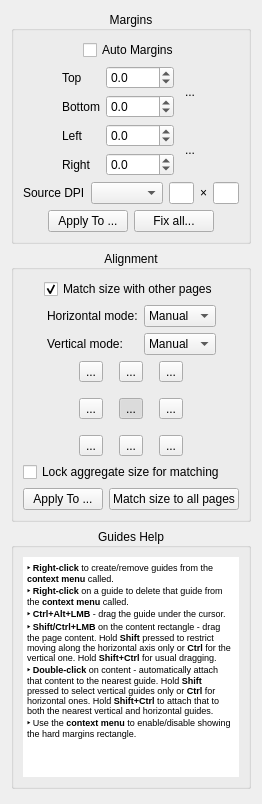
Before: the Qt Designer form src/core/filters/page_layout/OptionsWidget.ui in karnigen/scantailor-advanced, drawn with Qt 5.
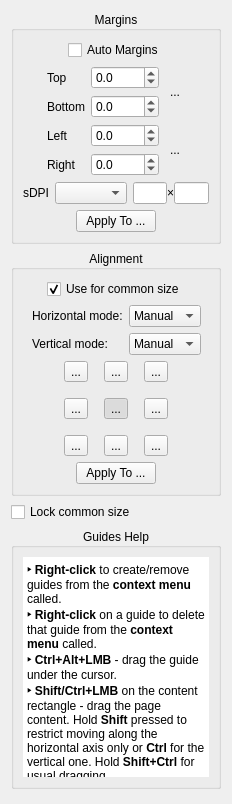
After: the same form once the commit is applied. Icons and pictures are not drawn. Custom widgets are drawn as their Qt base class.

Commit message: Batch performance, page layout and project path improvements (#18)

What changed in the file:
```diff
--- a/src/core/filters/page_layout/OptionsWidget.ui
+++ b/src/core/filters/page_layout/OptionsWidget.ui
@@ -299,10 +299,26 @@
       </item>
       <item>
        <layout class="QHBoxLayout" name="sourceDpiLayout">
+        <item>
+         <spacer name="sourceDpiLeftSpacer">
+          <property name="orientation">
+           <enum>Qt::Horizontal</enum>
+          </property>
+          <property name="sizeType">
+           <enum>QSizePolicy::Expanding</enum>
+          </property>
+          <property name="sizeHint" stdset="0">
+           <size>
+            <width>1</width>
+            <height>1</height>
+           </size>
+          </property>
+         </spacer>
+        </item>
         <item>
          <widget class="QLabel" name="sourceDpiLabel">
           <property name="text">
-           <string>Source DPI</string>
+           <string>sDPI</string>
           </property>
          </widget>
         </item>
@@ -313,6 +329,11 @@
           </property>
          </widget>
         </item>
+        <item>
+         <layout class="QHBoxLayout" name="sourceDpiValuesLayout">
+          <property name="spacing">
+           <number>0</number>
+          </property>
         <item>
          <widget class="QLineEdit" name="sourceXDpi">
           <property name="maximumSize">
@@ -349,6 +370,24 @@
        </layout>
       </item>
       <item>
+         <spacer name="sourceDpiRightSpacer">
+          <property name="orientation">
+           <enum>Qt::Horizontal</enum>
+          </property>
+          <property name="sizeType">
+           <enum>QSizePolicy::Expanding</enum>
+          </property>
+          <property name="sizeHint" stdset="0">
+           <size>
+            <width>1</width>
+            <height>1</height>
+           </size>
+          </property>
+         </spacer>
+        </item>
+       </layout>
+      </item>
+      <item>
        <layout class="QHBoxLayout" name="horizontalLayout_5">
         <item>
          <spacer name="horizontalSpacer_9">
@@ -373,16 +412,6 @@
           </property>
          </widget>
         </item>
-        <item>
-         <widget class="QPushButton" name="fixDpiBtn">
-          <property name="text">
-           <string>Fix all...</string>
-          </property>
-          <property name="toolTip">
-           <string>Review and correct resolution settings for project pages.</string>
-          </property>
-         </widget>
-        </item>
         <item>
          <spacer name="horizontalSpacer_10">
           <property name="orientation">
@@ -434,7 +463,7 @@
         <item>
          <widget class="QCheckBox" name="alignWithOthersCB">
           <property name="text">
-           <string>Match size with other pages</string>
+           <string>Use for common size</string>
           </property>
           <property name="checked">
            <bool>true</bool>
@@ -831,16 +860,6 @@
         </item>
        </layout>
       </item>
-      <item>
-       <widget class="QCheckBox" name="freezeAggregateHardSizeCb">
-        <property name="toolTip">
-         <string>Keep the aggregate page size used for matching fixed while you switch pages, so the reference dimensions do not jump.</string>
-        </property>
-        <property name="text">
-         <string>Lock aggregate size for matching</string>
-        </property>
-       </widget>
-      </item>
       <item>
        <layout class="QHBoxLayout" name="horizontalLayout_6">
         <item>
@@ -866,16 +885,6 @@
           </property>
          </widget>
         </item>
-        <item>
-         <widget class="QPushButton" name="matchSizeToAllBtn">
-          <property name="text">
-           <string>Match size to all pages</string>
-          </property>
-          <property name="toolTip">
-           <string>Apply &quot;Match size with other pages&quot; to every page so they all share the same output size.</string>
-          </property>
-         </widget>
-        </item>
         <item>
          <spacer name="horizontalSpacer_12">
           <property name="orientation">
@@ -894,6 +903,16 @@
      </layout>
     </widget>
    </item>
+   <item>
+    <widget class="QCheckBox" name="freezeAggregateHardSizeCb">
+     <property name="toolTip">
+      <string>Keep the current common size fixed until unchecked.</string>
+     </property>
+     <property name="text">
+      <string>Lock common size</string>
+     </property>
+    </widget>
+   </item>
    <item>
     <widget class="CollapsibleGroupBox" name="groupBox">
      <property name="sizePolicy">
@@ -975,13 +994,13 @@
          <string>&lt;!DOCTYPE HTML PUBLIC &quot;-//W3C//DTD HTML 4.0//EN&quot; &quot;http://www.w3.org/TR/REC-html40/strict.dtd&quot;&gt;
 &lt;html&gt;&lt;head&gt;&lt;meta name=&quot;qrichtext&quot; content=&quot;1&quot; /&gt;&lt;style type=&quot;text/css&quot;&gt;
 p, li { white-space: pre-wrap; }
-&lt;/style&gt;&lt;/head&gt;&lt;body style=&quot; font-family:'MS Shell Dlg 2'; font-size:8.25pt; font-weight:400; font-style:normal;&quot;&gt;
-&lt;p style=&quot; margin-top:0px; margin-bottom:0px; margin-left:0px; margin-right:0px; -qt-block-indent:0; text-indent:0px;&quot;&gt;&lt;span style=&quot; font-size:7pt; font-weight:600;&quot;&gt;‣ Right-click&lt;/span&gt;&lt;span style=&quot; font-size:7pt;&quot;&gt; to create/remove guides from the &lt;/span&gt;&lt;span style=&quot; font-size:7pt; font-weight:600;&quot;&gt;context menu&lt;/span&gt;&lt;span style=&quot; font-size:7pt;&quot;&gt; called.&lt;/span&gt;&lt;/p&gt;
-&lt;p style=&quot; margin-top:0px; margin-bottom:0px; margin-left:0px; margin-right:0px; -qt-block-indent:0; text-indent:0px;&quot;&gt;&lt;span style=&quot; font-size:7pt; font-weight:600;&quot;&gt;‣ Right-click&lt;/span&gt;&lt;span style=&quot; font-size:7pt;&quot;&gt; on a guide to delete that guide from the &lt;/span&gt;&lt;span style=&quot; font-size:7pt; font-weight:600;&quot;&gt;context menu&lt;/span&gt;&lt;span style=&quot; font-size:7pt;&quot;&gt; called.&lt;/span&gt;&lt;/p&gt;
-&lt;p style=&quot; margin-top:0px; margin-bottom:0px; margin-left:0px; margin-right:0px; -qt-block-indent:0; text-indent:0px;&quot;&gt;&lt;span style=&quot; font-size:7pt; font-weight:600;&quot;&gt;‣ Ctrl+Alt+LMB&lt;/span&gt;&lt;span style=&quot; font-size:7pt;&quot;&gt; - drag the guide under the cursor.&lt;/span&gt;&lt;/p&gt;
-&lt;p style=&quot; margin-top:0px; margin-bottom:0px; margin-left:0px; margin-right:0px; -qt-block-indent:0; text-indent:0px;&quot;&gt;&lt;span style=&quot; font-size:7pt; font-weight:600;&quot;&gt;‣ Shift/Ctrl+LMB&lt;/span&gt;&lt;span style=&quot; font-size:7pt;&quot;&gt; on the content rectangle - drag the page content. Hold &lt;/span&gt;&lt;span style=&quot; font-size:7pt; font-weight:600;&quot;&gt;Shift&lt;/span&gt;&lt;span style=&quot; font-size:7pt;&quot;&gt; pressed to restrict moving along the horizontal axis only or &lt;/span&gt;&lt;span style=&quot; font-size:7pt; font-weight:600;&quot;&gt;Ctrl&lt;/span&gt;&lt;span style=&quot; font-size:7pt;&quot;&gt; for the vertical one. Hold &lt;/span&gt;&lt;span style=&quot; font-size:7pt; font-weight:600;&quot;&gt;Shift+Ctrl&lt;/span&gt;&lt;span style=&quot; font-size:7pt;&quot;&gt; for usual dragging.&lt;/span&gt;&lt;/p&gt;
-&lt;p style=&quot; margin-top:0px; margin-bottom:0px; margin-left:0px; margin-right:0px; -qt-block-indent:0; text-indent:0px;&quot;&gt;&lt;span style=&quot; font-size:7pt; font-weight:600;&quot;&gt;‣ Double-click&lt;/span&gt;&lt;span style=&quot; font-size:7pt;&quot;&gt; on content - automatically attach that content to the nearest guide. Hold &lt;/span&gt;&lt;span style=&quot; font-size:7pt; font-weight:600;&quot;&gt;Shift&lt;/span&gt;&lt;span style=&quot; font-size:7pt;&quot;&gt; pressed to select vertical guides only or &lt;/span&gt;&lt;span style=&quot; font-size:7pt; font-weight:600;&quot;&gt;Ctrl&lt;/span&gt;&lt;span style=&quot; font-size:7pt;&quot;&gt; for horizontal ones. Hold &lt;/span&gt;&lt;span style=&quot; font-size:7pt; font-weight:600;&quot;&gt;Shift+Ctrl&lt;/span&gt;&lt;span style=&quot; font-size:7pt;&quot;&gt; to attach that to both the nearest vertical and horizontal guides.&lt;/span&gt;&lt;/p&gt;
-&lt;p style=&quot; margin-top:0px; margin-bottom:0px; margin-left:0px; margin-right:0px; -qt-block-indent:0; text-indent:0px;&quot;&gt;&lt;span style=&quot; font-size:7pt; font-weight:600;&quot;&gt;‣&lt;/span&gt;&lt;span style=&quot; font-size:7pt;&quot;&gt; Use the &lt;/span&gt;&lt;span style=&quot; font-size:7pt; font-weight:600;&quot;&gt;context menu&lt;/span&gt;&lt;span style=&quot; font-size:7pt;&quot;&gt; to enable/disable showing the hard margins rectangle.&lt;/span&gt;&lt;/p&gt;&lt;/body&gt;&lt;/html&gt;</string>
+&lt;/style&gt;&lt;/head&gt;&lt;body style=&quot; font-family:'MS Shell Dlg 2'; font-weight:400; font-style:normal;&quot;&gt;
+&lt;p style=&quot; margin-top:0px; margin-bottom:0px; margin-left:0px; margin-right:0px; -qt-block-indent:0; text-indent:0px;&quot;&gt;&lt;span style=&quot;  font-weight:600;&quot;&gt;‣ Right-click&lt;/span&gt;&lt;span style=&quot; &quot;&gt; to create/remove guides from the &lt;/span&gt;&lt;span style=&quot;  font-weight:600;&quot;&gt;context menu&lt;/span&gt;&lt;span style=&quot; &quot;&gt; called.&lt;/span&gt;&lt;/p&gt;
+&lt;p style=&quot; margin-top:0px; margin-bottom:0px; margin-left:0px; margin-right:0px; -qt-block-indent:0; text-indent:0px;&quot;&gt;&lt;span style=&quot;  font-weight:600;&quot;&gt;‣ Right-click&lt;/span&gt;&lt;span style=&quot; &quot;&gt; on a guide to delete that guide from the &lt;/span&gt;&lt;span style=&quot;  font-weight:600;&quot;&gt;context menu&lt;/span&gt;&lt;span style=&quot; &quot;&gt; called.&lt;/span&gt;&lt;/p&gt;
+&lt;p style=&quot; margin-top:0px; margin-bottom:0px; margin-left:0px; margin-right:0px; -qt-block-indent:0; text-indent:0px;&quot;&gt;&lt;span style=&quot;  font-weight:600;&quot;&gt;‣ Ctrl+Alt+LMB&lt;/span&gt;&lt;span style=&quot; &quot;&gt; - drag the guide under the cursor.&lt;/span&gt;&lt;/p&gt;
+&lt;p style=&quot; margin-top:0px; margin-bottom:0px; margin-left:0px; margin-right:0px; -qt-block-indent:0; text-indent:0px;&quot;&gt;&lt;span style=&quot;  font-weight:600;&quot;&gt;‣ Shift/Ctrl+LMB&lt;/span&gt;&lt;span style=&quot; &quot;&gt; on the content rectangle - drag the page content. Hold &lt;/span&gt;&lt;span style=&quot;  font-weight:600;&quot;&gt;Shift&lt;/span&gt;&lt;span style=&quot; &quot;&gt; pressed to restrict moving along the horizontal axis only or &lt;/span&gt;&lt;span style=&quot;  font-weight:600;&quot;&gt;Ctrl&lt;/span&gt;&lt;span style=&quot; &quot;&gt; for the vertical one. Hold &lt;/span&gt;&lt;span style=&quot;  font-weight:600;&quot;&gt;Shift+Ctrl&lt;/span&gt;&lt;span style=&quot; &quot;&gt; for usual dragging.&lt;/span&gt;&lt;/p&gt;
+&lt;p style=&quot; margin-top:0px; margin-bottom:0px; margin-left:0px; margin-right:0px; -qt-block-indent:0; text-indent:0px;&quot;&gt;&lt;span style=&quot;  font-weight:600;&quot;&gt;‣ Double-click&lt;/span&gt;&lt;span style=&quot; &quot;&gt; on content - automatically attach that content to the nearest guide. Hold &lt;/span&gt;&lt;span style=&quot;  font-weight:600;&quot;&gt;Shift&lt;/span&gt;&lt;span style=&quot; &quot;&gt; pressed to select vertical guides only or &lt;/span&gt;&lt;span style=&quot;  font-weight:600;&quot;&gt;Ctrl&lt;/span&gt;&lt;span style=&quot; &quot;&gt; for horizontal ones. Hold &lt;/span&gt;&lt;span style=&quot;  font-weight:600;&quot;&gt;Shift+Ctrl&lt;/span&gt;&lt;span style=&quot; &quot;&gt; to attach that to both the nearest vertical and horizontal guides.&lt;/span&gt;&lt;/p&gt;
+&lt;p style=&quot; margin-top:0px; margin-bottom:0px; margin-left:0px; margin-right:0px; -qt-block-indent:0; text-indent:0px;&quot;&gt;&lt;span style=&quot;  font-weight:600;&quot;&gt;‣&lt;/span&gt;&lt;span style=&quot; &quot;&gt; Use the &lt;/span&gt;&lt;span style=&quot;  font-weight:600;&quot;&gt;context menu&lt;/span&gt;&lt;span style=&quot; &quot;&gt; to enable/disable showing the hard margins rectangle.&lt;/span&gt;&lt;/p&gt;&lt;/body&gt;&lt;/html&gt;</string>
         </property>
         <property name="textInteractionFlags">
          <set>Qt::TextSelectableByKeyboard|Qt::TextSelectableByMouse</set>
```
Left out of the diff: 22 changed lines with no effect on the pictures. Lines whose indentation alone changed are shown as unchanged. The commit also changes 179 other files.
